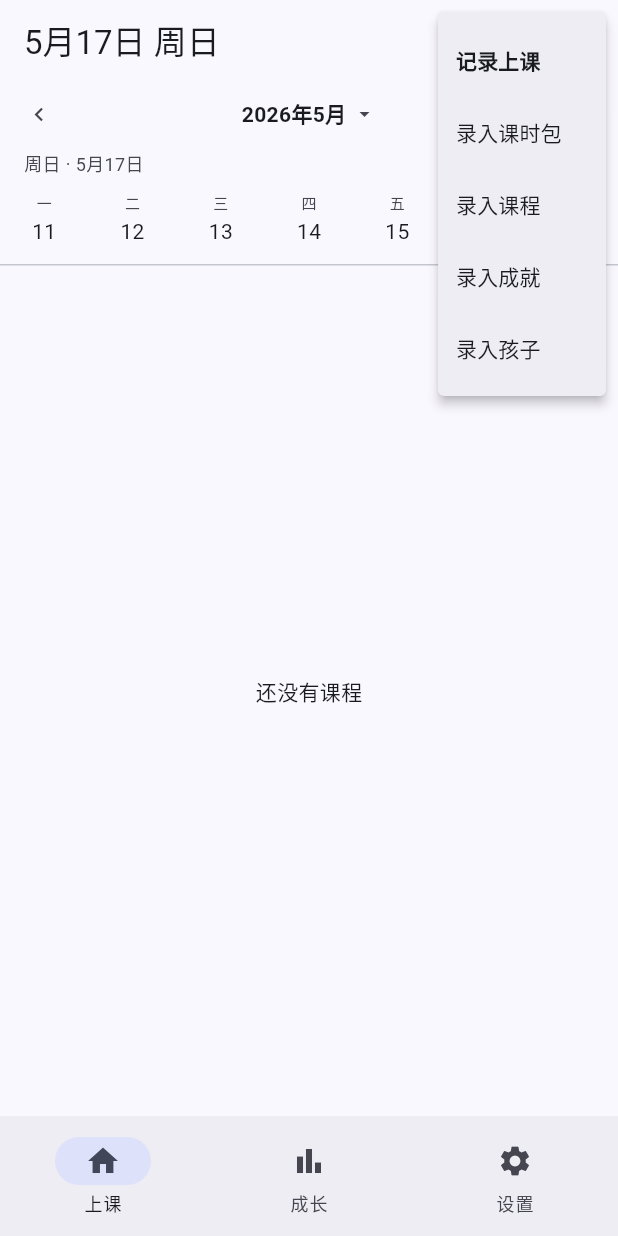
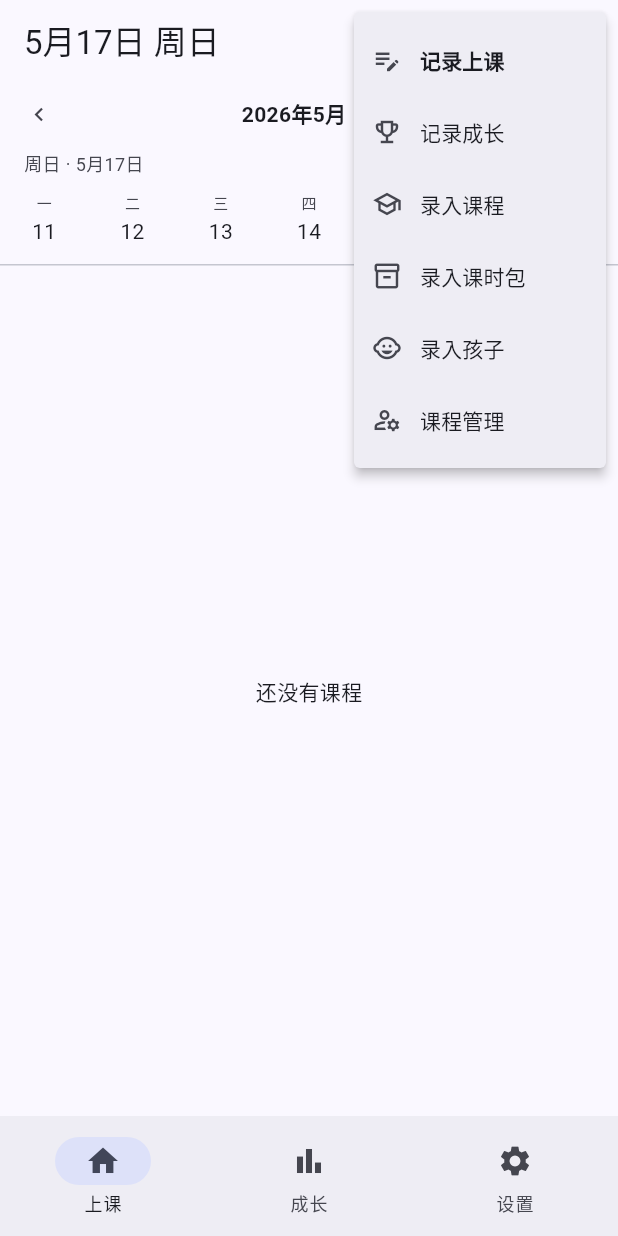
Before and after one commit to ytygxfmgzx/class2data, a Flutter app: the screen it shows after launch, after a tap on the "view week" icon, after a tap on the "add" icon, on a phone screen of 412 x 824 dp. Run offline on Flutter 3.47's test engine with Material 3 defaults, Android fonts, the phone set to English and light mode, and no system bars; our stand-ins replace device_info_plus, drift, file_picker, flutter_riverpod, go_router, image_picker and 2 more; accounts and stored records are empty; generated files the repository leaves out were written again.

Commit message:
feat: 首页快捷菜单重排序 + 下拉手势打开弹窗
菜单项按使用频率重排：记录上课、记录成长、录入课程、录入课时包、录入孩子、课程管理。
首页列表滚动到顶部时下拉超过阈值自动弹出快捷操作菜单。

Co-Authored-By: Claude Opus 4.7 <noreply@anthropic.com>

```diff
--- a/app/lib/features/home/presentation/home_page.dart
+++ b/app/lib/features/home/presentation/home_page.dart
@@ -30,6 +30,12 @@ class _HomePageState extends ConsumerState<HomePage> {
   double _monthDragDistance = 0;
   int _monthTransitionDirection = 0;
 
+  final _quickAddMenuKey = GlobalKey(debugLabel: 'quickAddMenu');
+  int? _pullPointerId;
+  double _pullStartY = 0;
+  bool _pullTriggered = false;
+  bool _isScrollAtTop = true;
+
   _CalendarView _calendarView = _CalendarView.month;
   DateTime _monthViewMonth = DateTime(
     DateTime.now().year,
@@ -92,6 +98,7 @@ class _HomePageState extends ConsumerState<HomePage> {
 
   void _shiftWeek(int direction) {
     setState(() {
+      _isScrollAtTop = true;
       _weekStart = _weekStart.add(Duration(days: direction * 7));
       final dayOffset = _selectedDate.weekday - 1;
       _selectedDate = _weekStart.add(Duration(days: dayOffset));
@@ -102,6 +109,7 @@ class _HomePageState extends ConsumerState<HomePage> {
   void _selectDate(DateTime date) {
     if (date == _selectedDate) return;
     setState(() {
+      _isScrollAtTop = true;
       _selectedDate = date;
       _weekStart = _startOfWeek(date);
     });
@@ -171,6 +179,7 @@ class _HomePageState extends ConsumerState<HomePage> {
   void _shiftMonth(int direction) {
     _monthTransitionDirection = direction.sign;
     setState(() {
+      _isScrollAtTop = true;
       _monthViewMonth = DateTime(
         _monthViewMonth.year,
         _monthViewMonth.month + direction,
@@ -216,6 +225,7 @@ class _HomePageState extends ConsumerState<HomePage> {
   void _toggleView(_CalendarView view) {
     PageController? oldWeekCtrl;
     setState(() {
+      _isScrollAtTop = true;
       if (view == _CalendarView.month && _calendarView == _CalendarView.week) {
         _monthViewMonth = DateTime(_selectedDate.year, _selectedDate.month, 1);
         _monthSelectedDay = _selectedDate;
@@ -314,6 +324,7 @@ class _HomePageState extends ConsumerState<HomePage> {
             ),
           ),
           _QuickAddMenu(
+            popupKey: _quickAddMenuKey,
             courses: courses,
             children: children,
             selectedDateStr: _calendarView == _CalendarView.week
@@ -331,7 +342,14 @@ class _HomePageState extends ConsumerState<HomePage> {
               onFilterChanged: (f) => setState(() => _courseFilter = f),
             )
           : null,
-      body: Stack(
+      body: NotificationListener<ScrollNotification>(
+        onNotification: _handleScrollNotification,
+        child: Listener(
+          onPointerDown: _handlePointerDown,
+          onPointerMove: _handlePointerMove,
+          onPointerUp: _handlePointerUp,
+          onPointerCancel: _handlePointerCancel,
+          child: Stack(
             children: [
               if (_calendarView == _CalendarView.week)
                 // ─── 周视图 ───
@@ -367,6 +385,7 @@ class _HomePageState extends ConsumerState<HomePage> {
                           final date = _pageToDate(page);
                           if (date != _selectedDate) {
                             setState(() {
+                              _isScrollAtTop = true;
                               _selectedDate = date;
                               _weekStart = _startOfWeek(date);
                             });
@@ -385,7 +404,9 @@ class _HomePageState extends ConsumerState<HomePage> {
                               .toList();
 
                           if (pageItems.isEmpty && weekItemsAsync.isLoading) {
-                        return const Center(child: CircularProgressIndicator());
+                            return const Center(
+                              child: CircularProgressIndicator(),
+                            );
                           }
                           if (pageItems.isEmpty) {
                             return _EmptyDayState(
@@ -482,7 +503,8 @@ class _HomePageState extends ConsumerState<HomePage> {
                                     : monthDayItems.isEmpty &&
                                           monthItemsAsync?.isLoading != true
                                     ? _EmptyDayState(
-                                    hasCourses: filteredMonthItems.isNotEmpty,
+                                        hasCourses:
+                                            filteredMonthItems.isNotEmpty,
                                       )
                                     : monthItemsAsync?.isLoading == true
                                     ? const Center(
@@ -493,7 +515,9 @@ class _HomePageState extends ConsumerState<HomePage> {
                                         children: children,
                                         courses: courses,
                                         onRecordSaved: () => ref.invalidate(
-                                      weekHomeItemsProvider(monthGridRange!),
+                                          weekHomeItemsProvider(
+                                            monthGridRange!,
+                                          ),
                                         ),
                                       ),
                               ),
@@ -507,6 +531,7 @@ class _HomePageState extends ConsumerState<HomePage> {
               // 月份选择器浮层
               if (_showMonthPicker) ...[
                 GestureDetector(
+                  behavior: HitTestBehavior.opaque,
                   onTap: () => setState(() => _showMonthPicker = false),
                   child: const SizedBox.expand(),
                 ),
@@ -525,6 +550,8 @@ class _HomePageState extends ConsumerState<HomePage> {
                 ),
               ],
             ],
+          ),
+        ),
       ),
     );
   }
@@ -583,17 +610,62 @@ class _HomePageState extends ConsumerState<HomePage> {
     if (courseId == null) return items;
     return items.where((o) => o.kidCourseId == courseId).toList();
   }
+
+  bool _handleScrollNotification(ScrollNotification notification) {
+    if (notification is ScrollUpdateNotification) {
+      _isScrollAtTop = notification.metrics.pixels <= 0;
+    }
+    return false;
+  }
+
+  void _handlePointerDown(PointerDownEvent event) {
+    _pullPointerId = event.pointer;
+    _pullStartY = event.position.dy;
+    _pullTriggered = false;
+  }
+
+  void _handlePointerMove(PointerMoveEvent event) {
+    if (event.pointer != _pullPointerId || _pullTriggered || !_isScrollAtTop) {
+      return;
+    }
+    final dy = event.position.dy - _pullStartY;
+    if (dy > 100) {
+      _pullTriggered = true;
+      _showQuickAddMenu();
+    }
+  }
+
+  void _handlePointerUp(PointerEvent event) {
+    if (event.pointer == _pullPointerId) {
+      _pullPointerId = null;
+    }
+  }
+
+  void _handlePointerCancel(PointerEvent event) {
+    if (event.pointer == _pullPointerId) {
+      _pullPointerId = null;
+    }
+  }
+
+  void _showQuickAddMenu() {
+    final state = _quickAddMenuKey.currentState;
+    if (state != null) {
+      (state as dynamic).showButtonMenu();
+    }
+  }
 }
 
 // ─── 快捷添加菜单 ───
 
 class _QuickAddMenu extends ConsumerWidget {
+  final Key? popupKey;
   final List<KidCourse> courses;
   final List<ChildrenData> children;
   final String selectedDateStr;
   final VoidCallback onRefresh;
 
   const _QuickAddMenu({
+    this.popupKey,
     required this.courses,
     required this.children,
     required this.selectedDateStr,
@@ -603,6 +675,7 @@ class _QuickAddMenu extends ConsumerWidget {
   @override
   Widget build(BuildContext context, WidgetRef ref) {
     return PopupMenuButton<String>(
+      key: popupKey,
       icon: const Icon(Icons.add),
       tooltip: '快捷操作',
       onSelected: (value) async {
@@ -620,17 +693,73 @@ class _QuickAddMenu extends ConsumerWidget {
             await _openQuickAchievement(context);
           case 'child':
             await context.push('/children/add');
+          case 'courseManage':
+            if (context.mounted) {
+              await context.push('/course-manage');
+            }
         }
       },
       itemBuilder: (context) => [
         const PopupMenuItem(
           value: 'record',
-          child: Text('记录上课', style: TextStyle(fontWeight: FontWeight.w600)),
-        ),
-        const PopupMenuItem(value: 'package', child: Text('录入课时包')),
-        const PopupMenuItem(value: 'course', child: Text('录入课程')),
-        const PopupMenuItem(value: 'achievement', child: Text('录入成就')),
-        const PopupMenuItem(value: 'child', child: Text('录入孩子')),
+          child: Row(
+            children: [
+              Icon(Icons.edit_note, size: 20),
+              SizedBox(width: 12),
+              Text('记录上课', style: TextStyle(fontWeight: FontWeight.w600)),
+            ],
+          ),
+        ),
+        const PopupMenuItem(
+          value: 'achievement',
+          child: Row(
+            children: [
+              Icon(Icons.emoji_events_outlined, size: 20),
+              SizedBox(width: 12),
+              Text('记录成长'),
+            ],
+          ),
+        ),
+        const PopupMenuItem(
+          value: 'course',
+          child: Row(
+            children: [
+              Icon(Icons.school_outlined, size: 20),
+              SizedBox(width: 12),
+              Text('录入课程'),
+            ],
+          ),
+        ),
+        const PopupMenuItem(
+          value: 'package',
+          child: Row(
+            children: [
+              Icon(Icons.inventory_2_outlined, size: 20),
+              SizedBox(width: 12),
+              Text('录入课时包'),
+            ],
+          ),
+        ),
+        const PopupMenuItem(
+          value: 'child',
+          child: Row(
+            children: [
+              Icon(Icons.child_care_outlined, size: 20),
+              SizedBox(width: 12),
+              Text('录入孩子'),
+            ],
+          ),
+        ),
+        const PopupMenuItem(
+          value: 'courseManage',
+          child: Row(
+            children: [
+              Icon(Icons.manage_accounts_outlined, size: 20),
+              SizedBox(width: 12),
+              Text('课程管理'),
+            ],
+          ),
+        ),
       ],
     );
   }
```
Lines whose indentation alone changed are shown as unchanged.
